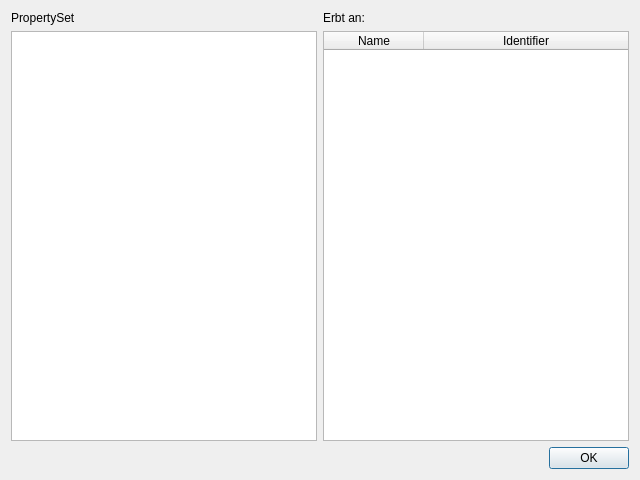
First picture: the form in som_gui/module/predefined_property_set/qt/Widget.ui, repository c-mellueh/SOM-Toolkit, before the edit.
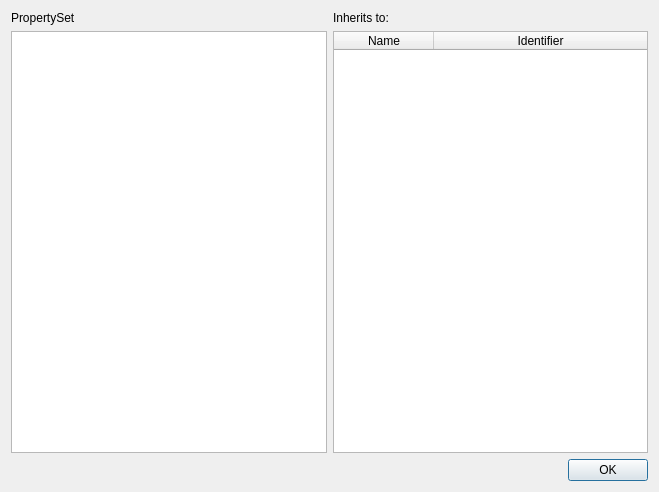
Second picture: the form after the edit.

```diff
--- a/som_gui/module/predefined_property_set/qt/Widget.ui
+++ b/som_gui/module/predefined_property_set/qt/Widget.ui
@@ -6,8 +6,8 @@
    <rect>
     <x>0</x>
     <y>0</y>
-    <width>640</width>
-    <height>480</height>
+       <width>659</width>
+       <height>492</height>
    </rect>
   </property>
   <property name="contextMenuPolicy">
@@ -53,7 +53,7 @@
    <item row="0" column="1">
     <widget class="QLabel" name="label_2">
      <property name="text">
-      <string>Erbt an:</string>
+         <string>Inherits to:</string>
      </property>
     </widget>
    </item>
```
Left out of the diff: 26 changed lines with no effect on the pictures.
